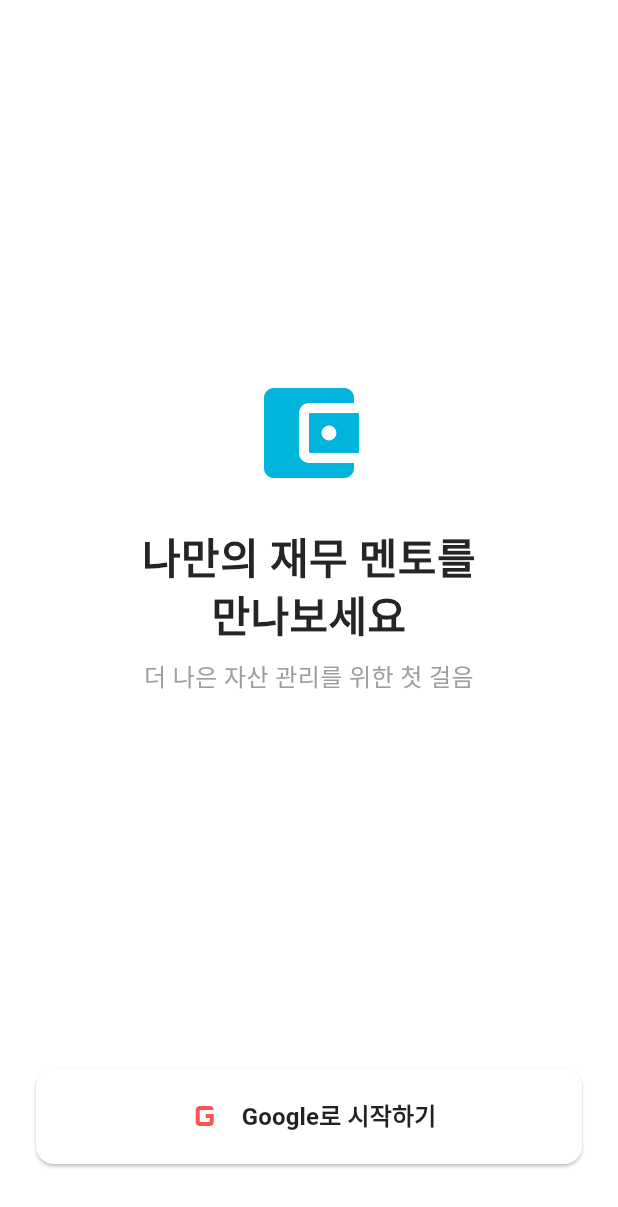
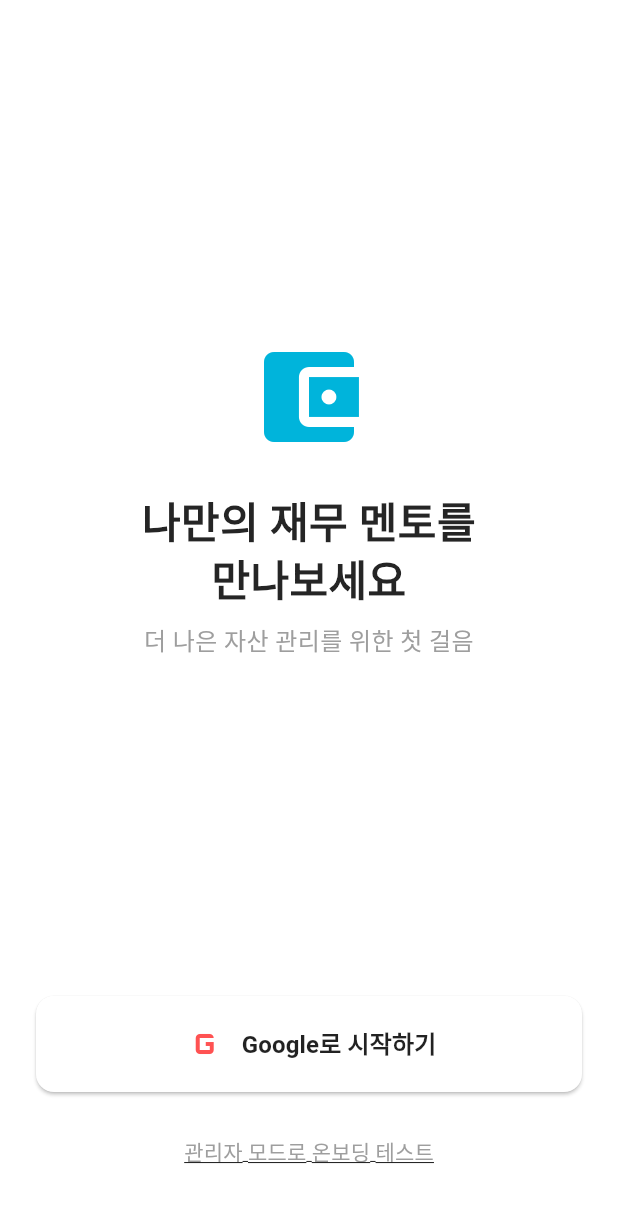
Before and after one commit to rwws2026/finchain, a Flutter app: the screen it shows after launch, on a phone screen of 412 x 824 dp. Shown: the top 1207 px of the screen. Run offline on Flutter 3.47's test engine with Material 3 defaults, Android fonts, the phone set to English and light mode, and no system bars; our stand-ins replace cloud_firestore, firebase_auth, firebase_core, firebase_storage, google_sign_in; accounts and stored records are empty.

Commit message:
feat: xxx

```diff
--- a/lib/features/auth/login_page.dart
+++ b/lib/features/auth/login_page.dart
@@ -2,9 +2,10 @@
 
 import 'package:flutter/material.dart';
 import '../../services/auth_service.dart';
+// ✅ 온보딩 페이지로 바로 이동하기 위해 import 추가
+import '../menty/onboarding/menty_onboarding_flow_page.dart';
 
 class LoginPage extends StatefulWidget {
-  // 💡 이메일 가입 페이지로 넘어가던 onGoSignup 변수를 완전히 삭제했습니다.
   const LoginPage({super.key});
 
   @override
@@ -16,7 +17,6 @@ class _LoginPageState extends State<LoginPage> {
 
   Future<void> _handleGoogleSignIn() async {
     setState(() => _isLoading = true);
-
     final authService = AuthService();
     final user = await authService.signInWithGoogle();
 
@@ -41,7 +41,6 @@ class _LoginPageState extends State<LoginPage> {
             crossAxisAlignment: CrossAxisAlignment.stretch,
             children: [
               const Spacer(),
-
               const Icon(Icons.account_balance_wallet, size: 80, color: Color(0xFF00B4DB)),
               const SizedBox(height: 24),
               const Text(
@@ -55,10 +54,8 @@ class _LoginPageState extends State<LoginPage> {
                 style: TextStyle(fontSize: 16, color: Colors.grey),
                 textAlign: TextAlign.center,
               ),
-
               const Spacer(),
 
-              // 구글 로그인 버튼만 단독으로 남김
               _isLoading
                   ? const Center(child: CircularProgressIndicator())
                   : ElevatedButton(
@@ -67,9 +64,7 @@ class _LoginPageState extends State<LoginPage> {
                         backgroundColor: Colors.white,
                         foregroundColor: Colors.black87,
                         padding: const EdgeInsets.symmetric(vertical: 16),
-                        shape: RoundedRectangleBorder(
-                          borderRadius: BorderRadius.circular(12),
-                        ),
+                        shape: RoundedRectangleBorder(borderRadius: BorderRadius.circular(12)),
                         elevation: 1,
                       ),
                       child: const Row(
@@ -77,16 +72,28 @@ class _LoginPageState extends State<LoginPage> {
                         children: [
                           Icon(Icons.g_mobiledata, size: 32, color: Colors.redAccent),
                           SizedBox(width: 8),
-                          Text(
-                            'Google로 시작하기',
-                            style: TextStyle(fontSize: 16, fontWeight: FontWeight.bold),
-                          ),
+                          Text('Google로 시작하기', style: TextStyle(fontSize: 16, fontWeight: FontWeight.bold)),
                         ],
                       ),
                     ),
 
-              // 이메일 로그인 버튼 삭제 후 여백 조정
-              const SizedBox(height: 48),
+              const SizedBox(height: 16),
+
+              // 🔥 관리자용 테스트 버튼 (개발 단계에서만 사용)
+              TextButton(
+                onPressed: () {
+                  Navigator.push(
+                    context,
+                    MaterialPageRoute(builder: (_) => const MentyOnboardingFlowPage()),
+                  );
+                },
+                child: const Text(
+                  '관리자 모드로 온보딩 테스트',
+                  style: TextStyle(color: Colors.grey, decoration: TextDecoration.underline),
+                ),
+              ),
+
+              const SizedBox(height: 32),
             ],
           ),
         ),
--- a/lib/routing/auth_gate.dart
+++ b/lib/routing/auth_gate.dart
@@ -3,9 +3,7 @@ import 'package:flutter/material.dart';
 import 'package:firebase_auth/firebase_auth.dart';
 import 'package:cloud_firestore/cloud_firestore.dart';
 
-// ✅ 새로 만든 역할 선택 페이지 import (경로 확인 필요!)
 import '../features/onboarding/role_selection_page.dart';
-
 import '../features/auth/login_page.dart';
 import '../features/menty/onboarding/menty_onboarding_flow_page.dart';
 import '../features/menty/menty_home_page.dart';
@@ -18,45 +16,47 @@ class AuthGate extends StatelessWidget {
   Widget build(BuildContext context) {
     return StreamBuilder<User?>(
       stream: FirebaseAuth.instance.authStateChanges(),
-      builder: (context, snapshot) {
-        // 1. 로그인 안 된 상태면 로그인 페이지로
-        if (!snapshot.hasData) return const LoginPage();
+      builder: (context, authSnapshot) {
+        // 1. 로그인 체크
+        if (!authSnapshot.hasData) return const LoginPage();
 
-        // 2. 로그인된 유저라면 Firestore의 유저 정보 확인
-        return FutureBuilder<DocumentSnapshot>(
-          future: FirebaseFirestore.instance
+        // 2. ✅ Firestore 유저 문서 실시간 감시 (Future -> Stream)
+        return StreamBuilder<DocumentSnapshot>(
+          stream: FirebaseFirestore.instance
               .collection('users')
-              .doc(snapshot.data!.uid)
-              .get(),
+              .doc(authSnapshot.data!.uid)
+              .snapshots(), // 실시간 스냅샷 사용
           builder: (context, userSnap) {
             if (userSnap.connectionState == ConnectionState.waiting) {
               return const _Splash(message: '사용자 정보를 확인 중입니다...');
             }
 
-            final userData = userSnap.data?.data() as Map<String, dynamic>?;
-            final role = userData?['role'] ?? 'none';
-            final bool onboardingDone = userData?['onboardingDone'] ?? false;
+            if (!userSnap.hasData || !userSnap.data!.exists) {
+              // 문서가 없으면 로딩 처리하거나 로그아웃 처리
+              return const _Splash(message: '데이터를 생성 중입니다...');
+            }
 
-            // 💡 [분기 1] 역할이 정해지지 않은 경우 (최초 가입자)
+            final userData = userSnap.data!.data() as Map<String, dynamic>;
+            final role = userData['role'] ?? 'none';
+            final bool onboardingDone = userData['onboardingDone'] ?? false;
+
+            // [분기 1] 역할 선택 전
             if (role == 'none') {
               return const RoleSelectionPage();
             }
 
-            // 💡 [분기 2] 멘티(Menty)인 경우
+            // [분기 2] 멘티(Menty)
             if (role == 'menty') {
-              // 온보딩을 안 끝냈다면 온보딩으로, 끝냈다면 멘티 홈으로
               return onboardingDone
                   ? const MentyHomePage()
                   : const MentyOnboardingFlowPage();
             }
 
-            // 💡 [분기 3] 멘토(Mentor)인 경우
+            // [분기 3] 멘토(Mentor)
             if (role == 'mentor') {
-              // 멘토 전용 온보딩이 있다면 여기에 비슷하게 추가
               return const MentorHomePage();
             }
 
-            // 예외 상황 발생 시 (기본값)
             return const LoginPage();
           },
         );
@@ -65,7 +65,6 @@ class AuthGate extends StatelessWidget {
   }
 }
 
-// 로딩 화면 (기존에 작성하신 클래스 활용)
 class _Splash extends StatelessWidget {
   const _Splash({this.message, super.key});
   final String? message;
```
Also changed, not shown: lib/features/onboarding/role_selection_page.dart (+12 -12 lines), 2 other files.
